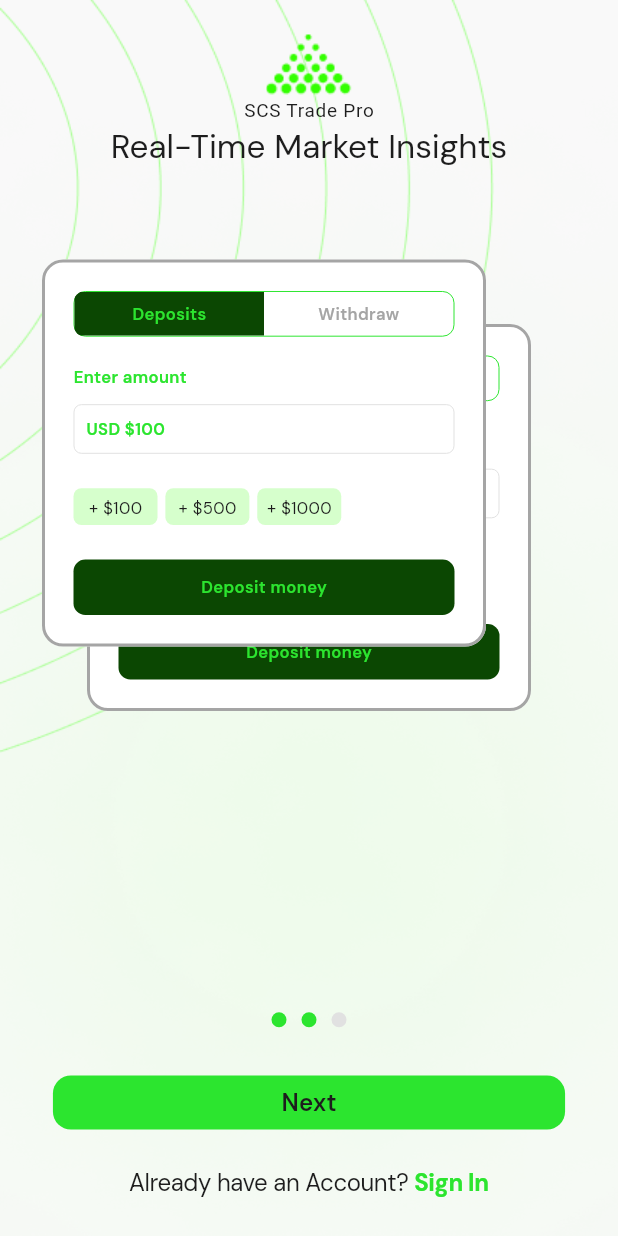
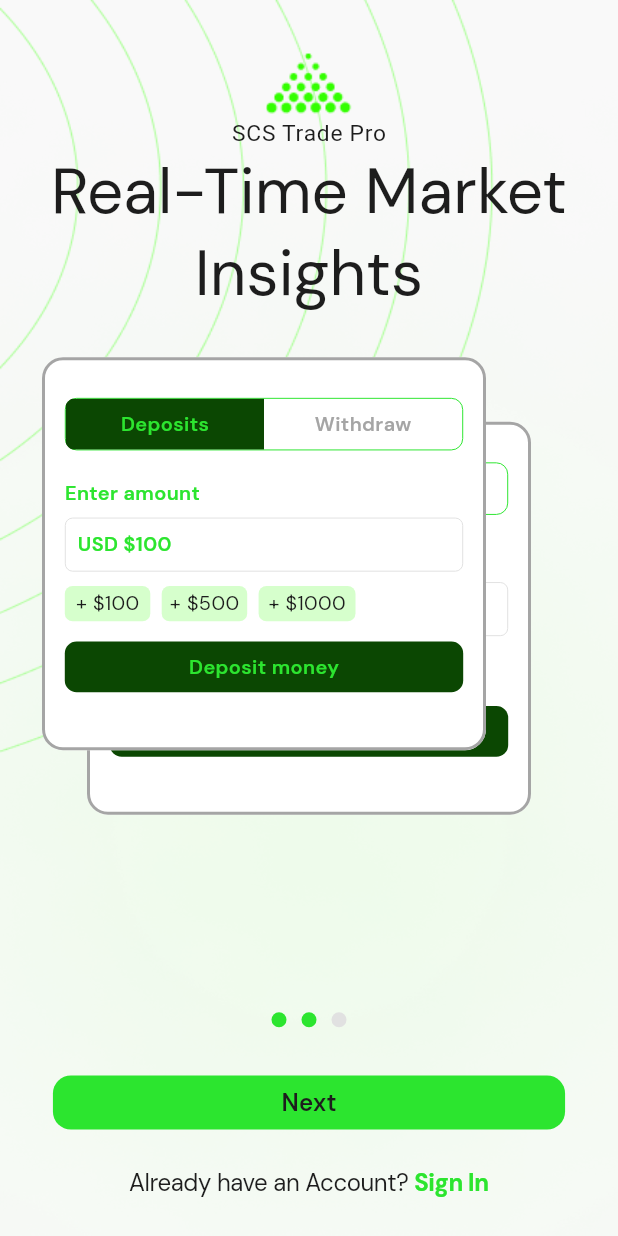
Before and after one commit to mfahad88/scstrade_pro, a Flutter app: the screen it shows after launch, after a tap on "Next", on a phone screen of 412 x 824 dp. Run offline on Flutter 3.47's test engine with Material 3 defaults, Android fonts, the phone set to English and light mode, and no system bars; our stand-ins replace firebase_auth, firebase_core, fl_chart, gap, google_sign_in, shared_preferences and 1 more; accounts and stored records are empty; network calls fail.

Commit message:
onboard reponsiveness

```diff
--- a/lib/screens/intro/ui/intro_one.dart
+++ b/lib/screens/intro/ui/intro_one.dart
@@ -9,43 +9,49 @@ class IntroOne extends StatelessWidget {
   Widget build(BuildContext context) {
 
     return LayoutBuilder(builder: (context, constraints) {
-
-      return Column(
+      double width=constraints.maxWidth;
+      double height=constraints.maxHeight;
+      return SingleChildScrollView(
+        child: Column(
           mainAxisSize: MainAxisSize.max,
           children: [
-          const Gap(21),
+            Gap(height *0.05),
             Image.asset('images/scs_logo.png'),
             Text('SCS Trade Pro',style: Theme.of(context).textTheme.bodyLarge!.copyWith(
-              fontSize: (constraints.maxWidth*(Theme.of(context).textTheme.bodyLarge!.fontSize!/480))
+                fontSize: (width*(Theme.of(context).textTheme.bodyLarge!.fontSize!*0.0025))
             ),),
             Text('Seamless Trading Experience',
+              textAlign: TextAlign.center,
               style: Theme.of(context).textTheme.headlineMedium!.copyWith(
-                fontSize: (constraints.maxWidth*(Theme.of(context).textTheme.headlineMedium!.fontSize!/480))
-            ),),
-          const Gap(100),
+                  fontSize: (width*(Theme.of(context).textTheme.headlineMedium!.fontSize!*0.004))
+              ),
+            ),
+            Gap(height *0.10),
             Stack(
               clipBehavior: Clip.none,
               children: [
-              _cardBox(context,constraints.maxWidth),
+                _cardBox(context,width,height),
                 Positioned(
                   left: -30,
                   top: -43,
-                child: _cardBox(context,constraints.maxWidth),
+                  child: _cardBox(context,width,height),
                 )
               ],
             ),
 
           ],
+        ),
       );
     },);
   }
 
-  SizedBox _cardBox(BuildContext context,double width) {
+  Widget _cardBox(BuildContext context,double width,double height) {
     return SizedBox(
         width: width*0.8,
+        height: height*0.4,
         child: Card.outlined(
           child: Padding(
-            padding: const EdgeInsets.all(21.0),
+            padding: EdgeInsets.symmetric(horizontal: width*0.04,vertical: height * 0.04),
             child: Column(
               crossAxisAlignment: CrossAxisAlignment.start,
               children: [
@@ -53,7 +59,7 @@ class IntroOne extends StatelessWidget {
                   clipBehavior: Clip.antiAlias,
                   decoration: ShapeDecoration(
                     shape: RoundedRectangleBorder(
-                      side: const BorderSide(width: 0.66, color: Color(0xFF2CE52F)),
+                      side: BorderSide(width: 0.66, color: Color(0xFF2CE52F)),
                       borderRadius: BorderRadius.circular(7.88),
                     ),
                   ),
@@ -64,7 +70,7 @@ class IntroOne extends StatelessWidget {
                     children: [
                       Expanded(
                         child: Container(
-                          height: 29,
+                          height: height*0.05,
                           padding: const EdgeInsets.all(6.0),
                           decoration: BoxDecoration(color: Utils.isDark(context)?const Color(0xFF2CE52F):const Color(0xFF0B4702)),
                           child: Row(
@@ -75,7 +81,7 @@ class IntroOne extends StatelessWidget {
                               Text(
                                 'Deposits',
                                 style: Theme.of(context).textTheme.bodyMedium!.copyWith(
-                                    fontSize: (width*(Theme.of(context).textTheme.bodyMedium!.fontSize!/480))
+                                    fontSize: (width*(Theme.of(context).textTheme.bodyMedium!.fontSize!*0.0025))
                                 ),
                               )
                             ],
@@ -84,7 +90,7 @@ class IntroOne extends StatelessWidget {
                       ),
                       Expanded(
                         child: Container(
-                          height: 29.13,
+                          height: height*0.05,
                           padding: const EdgeInsets.all(6.56),
                           child: Row(
                             mainAxisSize: MainAxisSize.min,
@@ -94,7 +100,7 @@ class IntroOne extends StatelessWidget {
                               Text('Withdraw',
                                   style: Theme.of(context).textTheme.bodyMedium!.copyWith(
                                       color: const Color(0XFFA5A5A5),
-                                      fontSize: (width*(Theme.of(context).textTheme.bodyMedium!.fontSize!/480))
+                                      fontSize: (width*(Theme.of(context).textTheme.bodyMedium!.fontSize!*0.0025))
                                   )
                               ),
                             ],
@@ -117,12 +123,12 @@ class IntroOne extends StatelessWidget {
                           'Enter amount',
                           style: Theme.of(context).textTheme.bodyMedium!.copyWith(
                               fontWeight: FontWeight.w600,
-                              fontSize: (width*(Theme.of(context).textTheme.bodyMedium!.fontSize!/480))
+                              fontSize: (width*(Theme.of(context).textTheme.bodyMedium!.fontSize!*0.0025))
                           ),
 
                         ),
                       ),
-                      const Gap(10),
+                      Gap(height*0.01),
                       Container(
                         width: double.infinity,
                         padding: const EdgeInsets.all(7.88),
@@ -140,7 +146,7 @@ class IntroOne extends StatelessWidget {
                             Text('USD \$100',
                               style: Theme.of(context).textTheme.bodyMedium!.copyWith(
                                   fontWeight: FontWeight.w600,
-                                  fontSize: (width*(Theme.of(context).textTheme.bodyMedium!.fontSize!/480))
+                                  fontSize: (width*(Theme.of(context).textTheme.bodyMedium!.fontSize!*0.0025))
                               ),
                             ),
                           ],
@@ -149,99 +155,77 @@ class IntroOne extends StatelessWidget {
                     ],
                   ),
                 ),
-                const Gap(23),
-                Container(
-                  width: 200,
-                  child: Row(
+                Gap(width*0.025),
+                Row(
                   mainAxisSize: MainAxisSize.min,
                   mainAxisAlignment: MainAxisAlignment.start,
                   crossAxisAlignment: CrossAxisAlignment.start,
                   children: [
                     Container(
-                        width: 56,
-                        height: 24.50,
-                        padding: const EdgeInsets.all(5.25),
+                      width: width*0.15,
+                      height: height*0.035,
                       decoration: ShapeDecoration(
                         color: const Color(0xFFD6FFCC),
                         shape: RoundedRectangleBorder(
                           borderRadius: BorderRadius.circular(5.25),
                         ),
                       ),
-                        child: Row(
-                          mainAxisSize: MainAxisSize.min,
-                          mainAxisAlignment: MainAxisAlignment.center,
-                          crossAxisAlignment: CrossAxisAlignment.center,
-                          children: [
-                            Text('+ \$100',
+                      child:Center(
+                        child: Text('+ \$100',
                           style: Theme.of(context).textTheme.bodyMedium!.copyWith(
                               fontWeight: FontWeight.w400,
                               color: Color(0xFF1D1D1D),
-                                  fontSize: (width*(Theme.of(context).textTheme.bodyMedium!.fontSize!/480))
+                              fontSize: (width*(Theme.of(context).textTheme.bodyMedium!.fontSize!*0.0025))
                           ),
                         ),
-                          ],
                       ),
                     ),
-                      const SizedBox(width: 5.25),
+                    Gap(width*0.02),
                     Container(
-                        width: 56,
-                        height: 24.50,
-                        padding: const EdgeInsets.all(5.25),
+                      width: width*0.15,
+                      height: height*0.035,
                       decoration: ShapeDecoration(
                         color: const Color(0xFFD6FFCC),
                         shape: RoundedRectangleBorder(
                           borderRadius: BorderRadius.circular(5.25),
                         ),
                       ),
-                        child: Row(
-                          mainAxisSize: MainAxisSize.min,
-                          mainAxisAlignment: MainAxisAlignment.center,
-                          crossAxisAlignment: CrossAxisAlignment.center,
-                          children: [
-                            Text('+ \$500',
+                      child:Center(
+                        child: Text('+ \$500',
                           style: Theme.of(context).textTheme.bodyMedium!.copyWith(
                               fontWeight: FontWeight.w400,
                               color: Color(0xFF1D1D1D),
-                                  fontSize: (width*(Theme.of(context).textTheme.bodyMedium!.fontSize!/480))
+                              fontSize: (width*(Theme.of(context).textTheme.bodyMedium!.fontSize!*0.0025))
                           ),
                         ),
-                          ],
                       ),
                     ),
-                      const SizedBox(width: 5.25),
+                    Gap(width*0.02),
                     Container(
-                        width: 56,
-                        height: 24.50,
-                        padding: const EdgeInsets.all(5.25),
+                      width: width*0.17,
+                      height: height*0.035,
                       decoration: ShapeDecoration(
                         color: const Color(0xFFD6FFCC),
                         shape: RoundedRectangleBorder(
                           borderRadius: BorderRadius.circular(5.25),
                         ),
                       ),
-                        child: Row(
-                          mainAxisSize: MainAxisSize.min,
-                          mainAxisAlignment: MainAxisAlignment.center,
-                          crossAxisAlignment: CrossAxisAlignment.center,
-                          children: [
-                            Text('+ \$1000',
+                      child:Center(
+                        child: Text('+ \$1000',
                           style: Theme.of(context).textTheme.bodyMedium!.copyWith(
                               fontWeight: FontWeight.w400,
                               color: Color(0xFF1D1D1D),
-                                    fontSize: (width*(Theme.of(context).textTheme.bodyMedium!.fontSize!/480))
-                                )
+                              fontSize: (width*(Theme.of(context).textTheme.bodyMedium!.fontSize!*0.0025))
                           ),
-                          ],
+                        ),
                       ),
                     ),
                   ],
                 ),
-                ),
-                const Gap(23),
+                Gap(height*0.02),
                 Container(
-                  width: 288.16,
-                  height: 37,
-                  padding: const EdgeInsets.symmetric(horizontal: 7.88, vertical: 10.50),
+                  width: width*0.8,
+                  height: height*0.05,
                   decoration: ShapeDecoration(
                     color: Utils.isDark(context)?const Color(0xFF2CE52F):const Color(0xFF0B4702),
                     shape: RoundedRectangleBorder(
@@ -255,7 +239,7 @@ class IntroOne extends StatelessWidget {
                     children: [
                       Text('Deposit money',
                         style: Theme.of(context).textTheme.bodyMedium!.copyWith(
-                            fontSize: (width*(Theme.of(context).textTheme.bodyMedium!.fontSize!/480))
+                            fontSize: (width*(Theme.of(context).textTheme.bodyMedium!.fontSize!*0.0025))
                         ),
                       ),
                     ],
--- a/lib/screens/intro/ui/intro_three.dart
+++ b/lib/screens/intro/ui/intro_three.dart
@@ -14,7 +14,7 @@ class IntroThree extends StatelessWidget {
         return Column(
           mainAxisSize: MainAxisSize.max,
           children: [
-            Gap(21),
+            Gap(constraints.maxHeight *0.05),
             Image.asset('images/scs_logo.png'),
             Text('SCS Trade Pro',style: Theme.of(context).textTheme.bodyLarge,),
             Text('Manage Your Portfolio with Ease',
--- a/lib/screens/intro/ui/intro_two.dart
+++ b/lib/screens/intro/ui/intro_two.dart
@@ -13,24 +13,25 @@ class IntroTwo extends StatelessWidget {
       return Column(
         mainAxisSize: MainAxisSize.max,
         children: [
-          Gap(21),
+          Gap(constraints.maxHeight *0.05),
           Image.asset('images/scs_logo.png'),
           Text('SCS Trade Pro',style: Theme.of(context).textTheme.bodyLarge!.copyWith(
-              fontSize: (constraints.maxWidth*(Theme.of(context).textTheme.bodyLarge!.fontSize!/480))
+              fontSize: (constraints.maxWidth*(Theme.of(context).textTheme.bodyLarge!.fontSize!*0.0025))
           ),),
           Text('Real-Time Market Insights',
+            textAlign: TextAlign.center,
             style: Theme.of(context).textTheme.headlineMedium!.copyWith(
-                fontSize: (constraints.maxWidth*(Theme.of(context).textTheme.headlineMedium!.fontSize!/480))
+                fontSize: (constraints.maxWidth*(Theme.of(context).textTheme.headlineMedium!.fontSize!*0.004))
             ),),
-          const Gap(100),
+          Gap(constraints.maxHeight *0.10),
           Stack(
             clipBehavior: Clip.none,
             children: [
-              _cardBox(context,constraints.maxWidth),
+              _cardBox(context,constraints.maxWidth,constraints.maxHeight),
               Positioned(
                 left: -30,
                 top: -43,
-                child: _cardBox(context,constraints.maxWidth),
+                child: _cardBox(context,constraints.maxWidth,constraints.maxHeight),
               )
             ],
           ),
@@ -40,12 +41,13 @@ class IntroTwo extends StatelessWidget {
     },);
   }
 
-  SizedBox _cardBox(BuildContext context,double width) {
+  Widget _cardBox(BuildContext context,double width,double height) {
     return SizedBox(
         width: width*0.8,
+        height: height*0.4,
         child: Card.outlined(
           child: Padding(
-            padding: const EdgeInsets.all(21.0),
+            padding: EdgeInsets.symmetric(horizontal: width*0.04,vertical: height * 0.04),
             child: Column(
               crossAxisAlignment: CrossAxisAlignment.start,
               children: [
@@ -53,7 +55,7 @@ class IntroTwo extends StatelessWidget {
                   clipBehavior: Clip.antiAlias,
                   decoration: ShapeDecoration(
                     shape: RoundedRectangleBorder(
-                      side: const BorderSide(width: 0.66, color: Color(0xFF2CE52F)),
+                      side: BorderSide(width: 0.66, color: Color(0xFF2CE52F)),
                       borderRadius: BorderRadius.circular(7.88),
                     ),
                   ),
@@ -64,7 +66,7 @@ class IntroTwo extends StatelessWidget {
                     children: [
                       Expanded(
                         child: Container(
-                          height: 29,
+                          height: height*0.05,
                           padding: const EdgeInsets.all(6.0),
                           decoration: BoxDecoration(color: Utils.isDark(context)?const Color(0xFF2CE52F):const Color(0xFF0B4702)),
                           child: Row(
@@ -75,7 +77,7 @@ class IntroTwo extends StatelessWidget {
                               Text(
                                 'Deposits',
                                 style: Theme.of(context).textTheme.bodyMedium!.copyWith(
-                                    fontSize: (width*(Theme.of(context).textTheme.bodyMedium!.fontSize!/480))
+                                    fontSize: (width*(Theme.of(context).textTheme.bodyMedium!.fontSize!*0.0025))
                                 ),
                               )
                             ],
@@ -84,7 +86,7 @@ class IntroTwo extends StatelessWidget {
                       ),
                       Expanded(
                         child: Container(
-                          height: 29.13,
+                          height: height*0.05,
                           padding: const EdgeInsets.all(6.56),
                           child: Row(
                             mainAxisSize: MainAxisSize.min,
@@ -94,7 +96,7 @@ class IntroTwo extends StatelessWidget {
                               Text('Withdraw',
                                   style: Theme.of(context).textTheme.bodyMedium!.copyWith(
                                       color: const Color(0XFFA5A5A5),
-                                      fontSize: (width*(Theme.of(context).textTheme.bodyMedium!.fontSize!/480))
+                                      fontSize: (width*(Theme.of(context).textTheme.bodyMedium!.fontSize!*0.0025))
                                   )
                               ),
                             ],
@@ -117,12 +119,12 @@ class IntroTwo extends StatelessWidget {
                           'Enter amount',
                           style: Theme.of(context).textTheme.bodyMedium!.copyWith(
                               fontWeight: FontWeight.w600,
-                              fontSize: (width*(Theme.of(context).textTheme.bodyMedium!.fontSize!/480))
+                              fontSize: (width*(Theme.of(context).textTheme.bodyMedium!.fontSize!*0.0025))
                           ),
 
                         ),
                       ),
-                      const Gap(10),
+                      Gap(height*0.01),
                       Container(
                         width: double.infinity,
                         padding: const EdgeInsets.all(7.88),
@@ -140,7 +142,7 @@ class IntroTwo extends StatelessWidget {
                             Text('USD \$100',
                               style: Theme.of(context).textTheme.bodyMedium!.copyWith(
                                   fontWeight: FontWeight.w600,
-                                  fontSize: (width*(Theme.of(context).textTheme.bodyMedium!.fontSize!/480))
+                                  fontSize: (width*(Theme.of(context).textTheme.bodyMedium!.fontSize!*0.0025))
                               ),
                             ),
                           ],
@@ -149,99 +151,77 @@ class IntroTwo extends StatelessWidget {
                     ],
                   ),
                 ),
-                const Gap(23),
-                Container(
-                  width: 200,
-                  child: Row(
+                Gap(width*0.025),
+                Row(
                   mainAxisSize: MainAxisSize.min,
                   mainAxisAlignment: MainAxisAlignment.start,
                   crossAxisAlignment: CrossAxisAlignment.start,
                   children: [
                     Container(
-                        width: 56,
-                        height: 24.50,
-                        padding: const EdgeInsets.all(5.25),
+                      width: width*0.15,
+                      height: height*0.035,
                       decoration: ShapeDecoration(
                         color: const Color(0xFFD6FFCC),
                         shape: RoundedRectangleBorder(
                           borderRadius: BorderRadius.circular(5.25),
                         ),
                       ),
-                        child: Row(
-                          mainAxisSize: MainAxisSize.min,
-                          mainAxisAlignment: MainAxisAlignment.center,
-                          crossAxisAlignment: CrossAxisAlignment.center,
-                          children: [
-                            Text('+ \$100',
+                      child:Center(
+                        child: Text('+ \$100',
                           style: Theme.of(context).textTheme.bodyMedium!.copyWith(
                               fontWeight: FontWeight.w400,
                               color: Color(0xFF1D1D1D),
-                                  fontSize: (width*(Theme.of(context).textTheme.bodyMedium!.fontSize!/480))
+                              fontSize: (width*(Theme.of(context).textTheme.bodyMedium!.fontSize!*0.0025))
                           ),
                         ),
-                          ],
                       ),
                     ),
-                      const SizedBox(width: 5.25),
+                    Gap(width*0.02),
                     Container(
-                        width: 56,
-                        height: 24.50,
-                        padding: const EdgeInsets.all(5.25),
+                      width: width*0.15,
+                      height: height*0.035,
                       decoration: ShapeDecoration(
                         color: const Color(0xFFD6FFCC),
                         shape: RoundedRectangleBorder(
                           borderRadius: BorderRadius.circular(5.25),
                         ),
                       ),
-                        child: Row(
-                          mainAxisSize: MainAxisSize.min,
-                          mainAxisAlignment: MainAxisAlignment.center,
-                          crossAxisAlignment: CrossAxisAlignment.center,
-                          children: [
-                            Text('+ \$500',
+                      child:Center(
+                        child: Text('+ \$500',
                           style: Theme.of(context).textTheme.bodyMedium!.copyWith(
                               fontWeight: FontWeight.w400,
                               color: Color(0xFF1D1D1D),
-                                  fontSize: (width*(Theme.of(context).textTheme.bodyMedium!.fontSize!/480))
+                              fontSize: (width*(Theme.of(context).textTheme.bodyMedium!.fontSize!*0.0025))
                           ),
                         ),
-                          ],
                       ),
                     ),
-                      const SizedBox(width: 5.25),
+                    Gap(width*0.02),
                     Container(
-                        width: 56,
-                        height: 24.50,
-                        padding: const EdgeInsets.all(5.25),
+                      width: width*0.17,
+                      height: height*0.035,
                       decoration: ShapeDecoration(
                         color: const Color(0xFFD6FFCC),
                         shape: RoundedRectangleBorder(
                           borderRadius: BorderRadius.circular(5.25),
                         ),
                       ),
-                        child: Row(
-                          mainAxisSize: MainAxisSize.min,
-                          mainAxisAlignment: MainAxisAlignment.center,
-                          crossAxisAlignment: CrossAxisAlignment.center,
-                          children: [
-                            Text('+ \$1000',
+                      child:Center(
+                        child: Text('+ \$1000',
                           style: Theme.of(context).textTheme.bodyMedium!.copyWith(
                               fontWeight: FontWeight.w400,
                               color: Color(0xFF1D1D1D),
-                                    fontSize: (width*(Theme.of(context).textTheme.bodyMedium!.fontSize!/480))
-                                )
+                              fontSize: (width*(Theme.of(context).textTheme.bodyMedium!.fontSize!*0.0025))
                           ),
-                          ],
+                        ),
                       ),
                     ),
                   ],
                 ),
-                ),
-                const Gap(23),
+                Gap(height*0.02),
                 Container(
-                  width: 288.16,
-                  height: 37,
-                  padding: const EdgeInsets.symmetric(horizontal: 7.88, vertical: 10.50),
+                  width: width*0.8,
+                  height: height*0.05,
                   decoration: ShapeDecoration(
                     color: Utils.isDark(context)?const Color(0xFF2CE52F):const Color(0xFF0B4702),
                     shape: RoundedRectangleBorder(
@@ -255,7 +235,7 @@ class IntroTwo extends StatelessWidget {
                     children: [
                       Text('Deposit money',
                         style: Theme.of(context).textTheme.bodyMedium!.copyWith(
-                            fontSize: (width*(Theme.of(context).textTheme.bodyMedium!.fontSize!/480))
+                            fontSize: (width*(Theme.of(context).textTheme.bodyMedium!.fontSize!*0.0025))
                         ),
                       ),
                     ],
```
Lines whose indentation alone changed are shown as unchanged.
